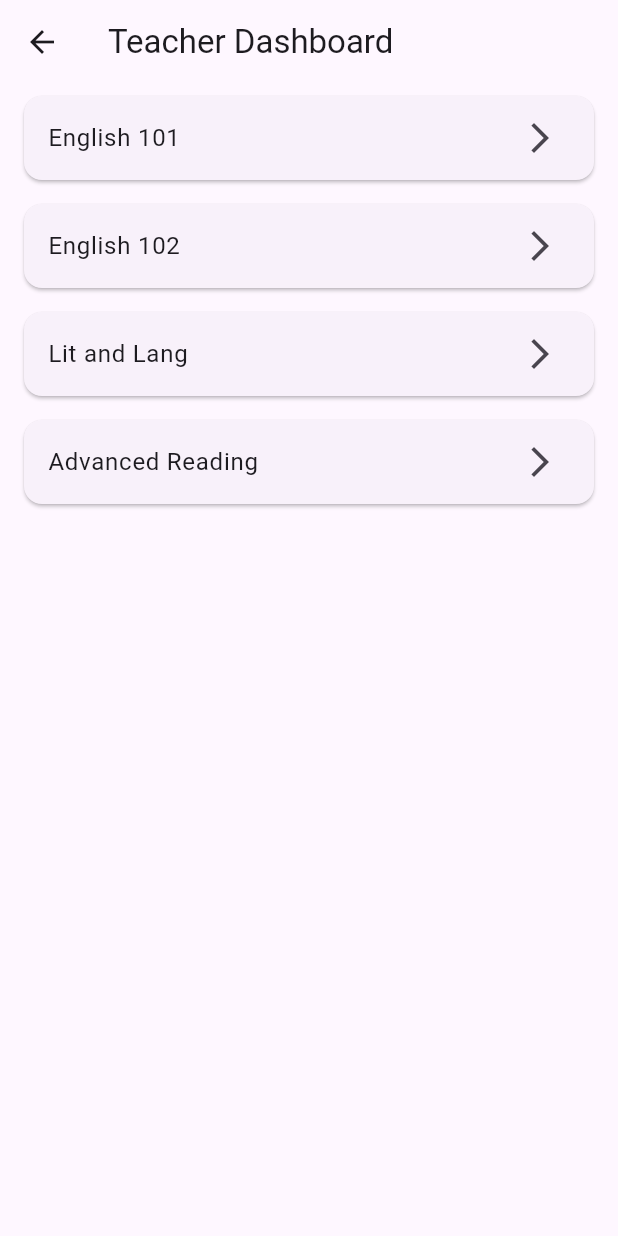
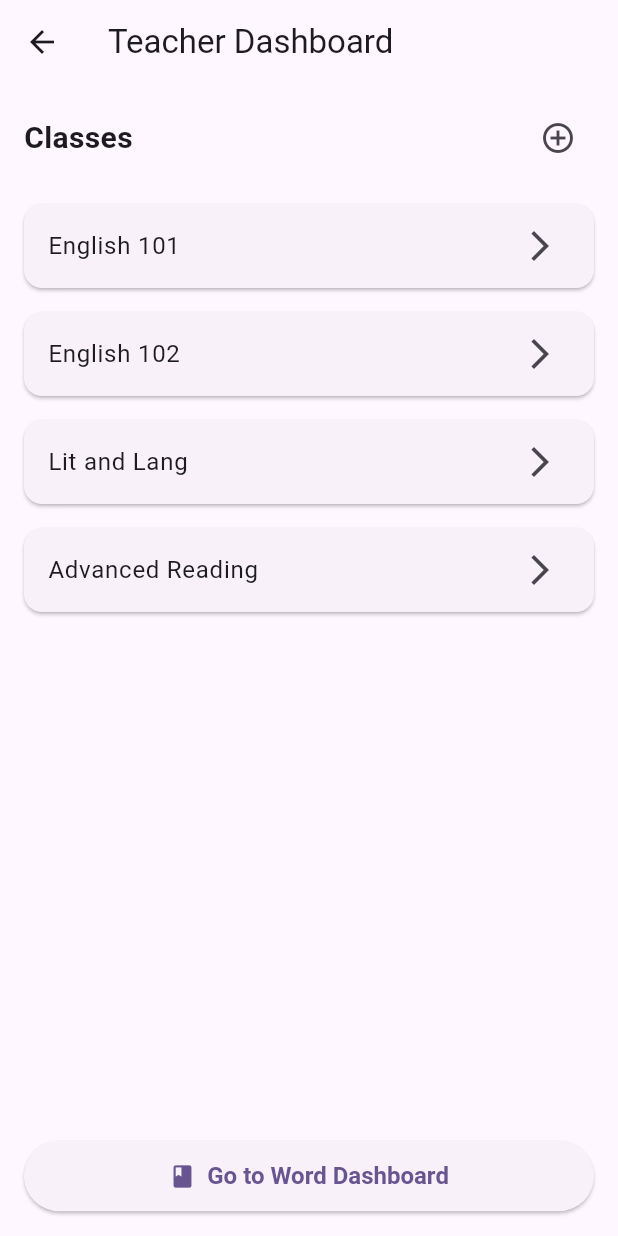
Before and after one commit to ztraboo/readright, a Flutter app: the TeacherDashboardPage screen opened by its route, on a phone screen of 412 x 824 dp. Run offline on Flutter 3.47's test engine with Material 3 defaults, Android fonts, the phone set to English and light mode, and no system bars; our stand-ins replace flutter_otp_text_field, flutter_svg; project files that could hold a hidden picture were left out.

Commit message:
class and teacher dashboard edits

```diff
--- a/lib/screens/teacher/teacher_dashboard_screen.dart
+++ b/lib/screens/teacher/teacher_dashboard_screen.dart
@@ -5,8 +5,7 @@ class TeacherDashboardPage extends StatelessWidget {
 
   @override
   Widget build(BuildContext context) {
-
-    //temp - used for visual example
+    //Temp - used for visual example
     final List<String> classes = [
       'English 101',
       'English 102',
@@ -21,7 +20,30 @@ class TeacherDashboardPage extends StatelessWidget {
       body: Column(
         crossAxisAlignment: CrossAxisAlignment.start,
         children: [
+          // Header
+          Padding(
+            padding: const EdgeInsets.symmetric(horizontal: 16.0, vertical: 12.0),
+            child: Row(
+              mainAxisAlignment: MainAxisAlignment.spaceBetween,
+              children: [
+                const Text(
+                  'Classes',
+                  style: TextStyle(fontSize: 20, fontWeight: FontWeight.bold),
+                ),
+                //Add class
+                IconButton(
+                  icon: const Icon(Icons.add_circle_outline),
+                  tooltip: 'Add Class',
+                  onPressed: () {
+                    //Add Functionality
+                  },
+                ),
+              ],
+            ),
+          ),
+
           Expanded(
+            //List of classes
             child: ListView.builder(
               itemCount: classes.length,
               itemBuilder: (context, index) {
@@ -42,6 +64,25 @@ class TeacherDashboardPage extends StatelessWidget {
               },
             ),
           ),
+
+          //Button to access Teacher Word Dashboard
+          Padding(
+            padding: const EdgeInsets.all(16.0),
+            child: SizedBox(
+              width: double.infinity,
+              child: ElevatedButton.icon(
+                onPressed: () {
+                  Navigator.pushNamed(context, '/teacher-word-dashboard');
+                },
+                icon: const Icon(Icons.book),
+                label: const Text('Go to Word Dashboard'),
+                style: ElevatedButton.styleFrom(
+                  padding: const EdgeInsets.symmetric(vertical: 14),
+                  textStyle: const TextStyle(fontSize: 16, fontWeight: FontWeight.bold),
+                ),
+              ),
+            ),
+          )
         ],
       ),
     );
```
Also changed, not shown: lib/screens/teacher/class/class_dashboard_screen.dart (+18 -2 lines).
